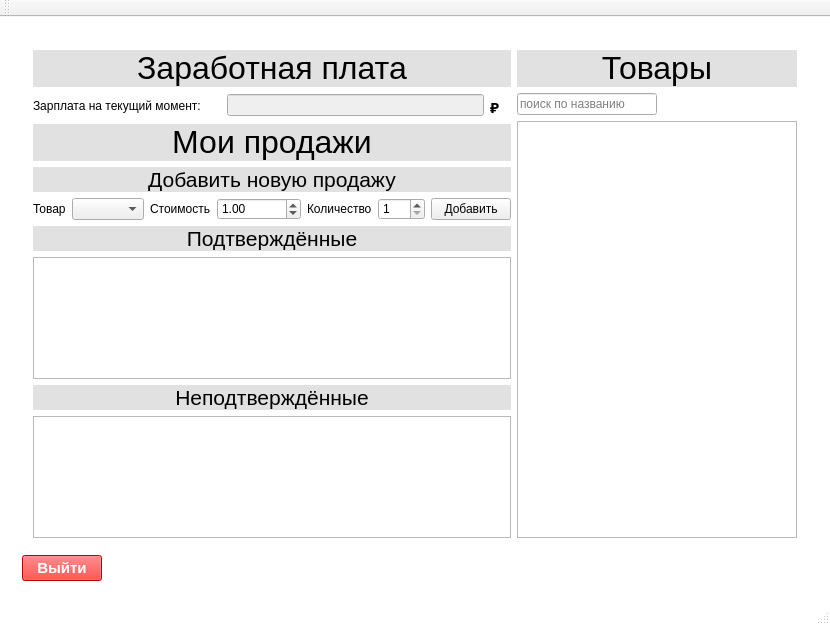
Polikarpova/iSalary, file iSalary/iSalary/mainwindow.ui: the form before one commit.
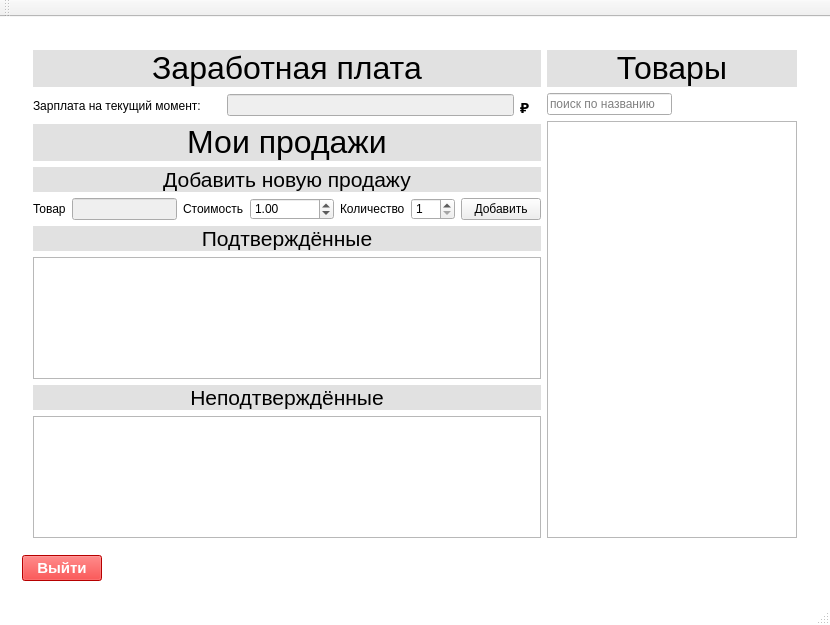
The form after the commit. The open tabs and pages were chosen to show the change.

Commit message:
Убран выпадающий список товаров на странице Менеджера
Добавлено поле для вывода названия товара

The edit to the form file:
```diff
--- a/iSalary/iSalary/mainwindow.ui
+++ b/iSalary/iSalary/mainwindow.ui
@@ -1778,9 +1778,6 @@
                   </property>
                  </widget>
                 </item>
-                <item row="0" column="1">
-                 <widget class="QComboBox" name="productComboBox"/>
-                </item>
                 <item row="0" column="2">
                  <widget class="QLabel" name="label_28">
                   <property name="sizePolicy">
@@ -1852,6 +1849,13 @@
                   </property>
                  </widget>
                 </item>
+                <item row="0" column="1">
+                 <widget class="QLineEdit" name="nameProductOutput">
+                  <property name="enabled">
+                   <bool>false</bool>
+                  </property>
+                 </widget>
+                </item>
                </layout>
               </item>
               <item>
```
Left out of the diff: 5 changed lines with no effect on the pictures. The commit also changes 2 other files.
